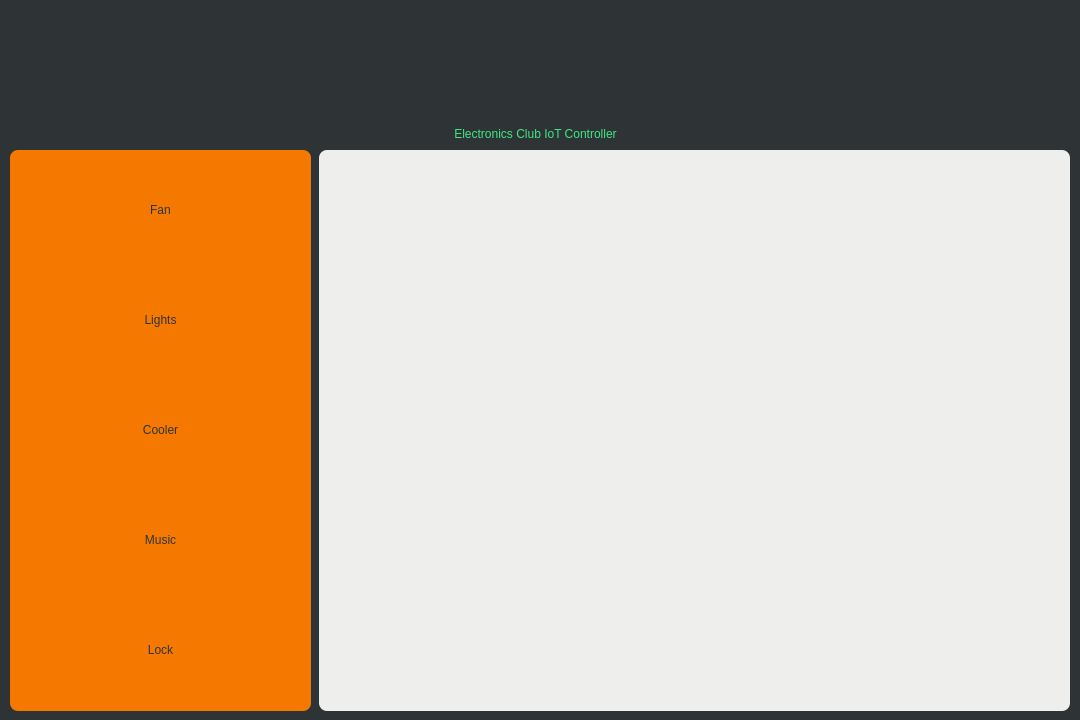
Before: the Qt Designer form GUI/menu/iot.ui in eclub-iitk/desktopography, drawn with Qt 5.
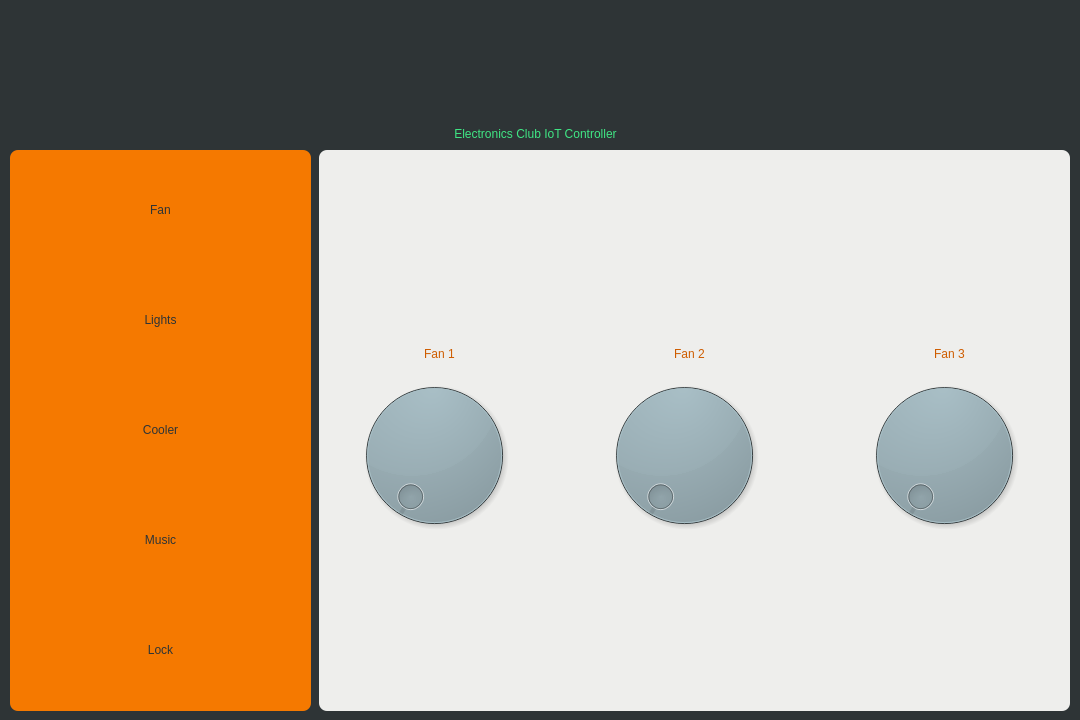
After: the same form once the commit is applied.

```diff
--- a/GUI/menu/iot.ui
+++ b/GUI/menu/iot.ui
@@ -161,6 +161,102 @@
    <property name="frameShadow">
     <enum>QFrame::Raised</enum>
    </property>
+   <widget class="QDial" name="dial">
+    <property name="geometry">
+     <rect>
+      <x>30</x>
+      <y>220</y>
+      <width>171</width>
+      <height>171</height>
+     </rect>
+    </property>
+   </widget>
+   <widget class="QDial" name="dial_2">
+    <property name="geometry">
+     <rect>
+      <x>280</x>
+      <y>220</y>
+      <width>171</width>
+      <height>171</height>
+     </rect>
+    </property>
+   </widget>
+   <widget class="QDial" name="dial_3">
+    <property name="geometry">
+     <rect>
+      <x>540</x>
+      <y>220</y>
+      <width>171</width>
+      <height>171</height>
+     </rect>
+    </property>
+   </widget>
+   <widget class="QLabel" name="label_2">
+    <property name="geometry">
+     <rect>
+      <x>20</x>
+      <y>140</y>
+      <width>201</width>
+      <height>71</height>
+     </rect>
+    </property>
+    <property name="styleSheet">
+     <string notr="true">color:rgb(206, 92, 0);
+font: 75 20pt &quot;AnjaliOldLipi&quot;;
+text-align: center;
+</string>
+    </property>
+    <property name="text">
+     <string>Fan 1</string>
+    </property>
+    <property name="alignment">
+     <set>Qt::AlignBottom|Qt::AlignHCenter</set>
+    </property>
+   </widget>
+   <widget class="QLabel" name="label_3">
+    <property name="geometry">
+     <rect>
+      <x>270</x>
+      <y>140</y>
+      <width>201</width>
+      <height>71</height>
+     </rect>
+    </property>
+    <property name="styleSheet">
+     <string notr="true">color:rgb(206, 92, 0);
+font: 75 20pt &quot;AnjaliOldLipi&quot;;
+text-align: center;
+</string>
+    </property>
+    <property name="text">
+     <string>Fan 2</string>
+    </property>
+    <property name="alignment">
+     <set>Qt::AlignBottom|Qt::AlignHCenter</set>
+    </property>
+   </widget>
+   <widget class="QLabel" name="label_4">
+    <property name="geometry">
+     <rect>
+      <x>530</x>
+      <y>140</y>
+      <width>201</width>
+      <height>71</height>
+     </rect>
+    </property>
+    <property name="styleSheet">
+     <string notr="true">color:rgb(206, 92, 0);
+font: 75 20pt &quot;AnjaliOldLipi&quot;;
+text-align: center;
+</string>
+    </property>
+    <property name="text">
+     <string>Fan 3</string>
+    </property>
+    <property name="alignment">
+     <set>Qt::AlignBottom|Qt::AlignHCenter</set>
+    </property>
+   </widget>
   </widget>
  </widget>
  <resources/>
```
Left out of the diff: 12 changed lines with no effect on the pictures.
